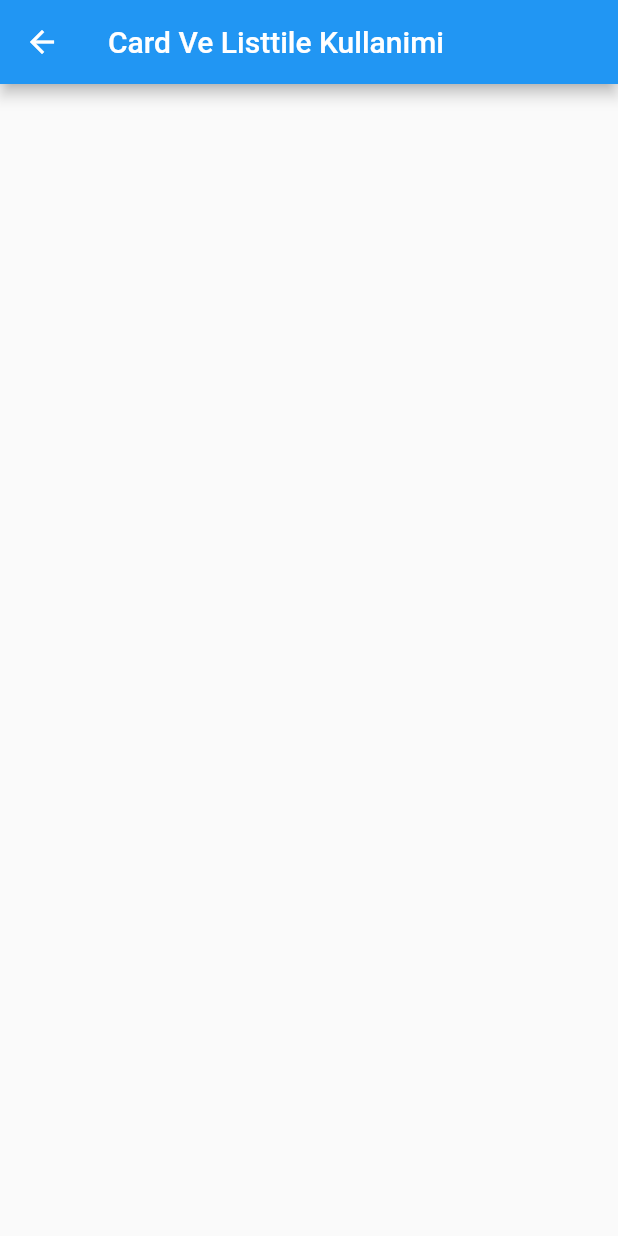
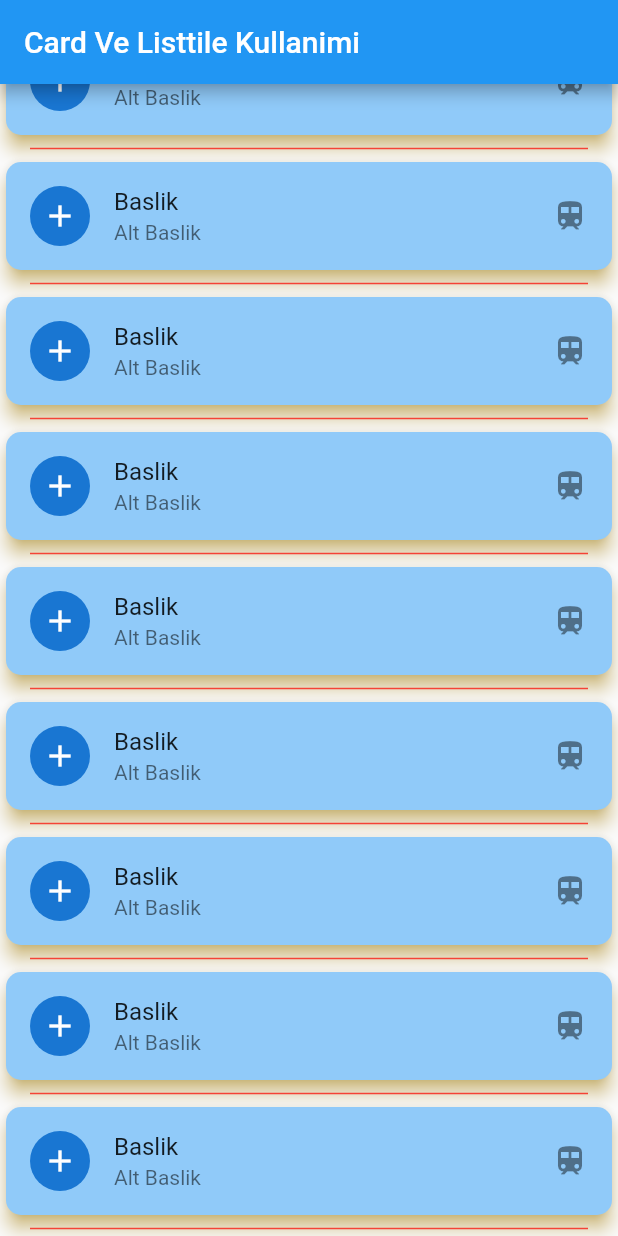
Before and after one commit to tahaturan/flutter_basis_widget_3, a Flutter app: the CardveListtileKullanimi screen opened directly, on a phone screen of 412 x 824 dp. Run offline on Flutter 3.47's test engine with Material 2 defaults, Android fonts, the phone set to English and light mode, and no system bars.

Commit message:
card ve listtile Kullanimi

```diff
--- a/lib/views/card_listtile.dart
+++ b/lib/views/card_listtile.dart
@@ -9,7 +9,86 @@
       appBar: AppBar(
         title: const Text("Card Ve Listtile Kullanimi"),
       ),
-      body: Container(),
+      body: Center(
+        child: ListView(
+          reverse: true, //*tersten siralar elemanlari
+
+          children: [
+            Column(
+              children: [
+                myCard(),
+                myCard(),
+                myCard(),
+                myCard(),
+                myCard(),
+                myCard(),
+                myCard(),
+                myCard(),
+                myCard(),
+                myCard(),
+              ],
+            ),
+            IconButton(
+              onPressed: () {},
+              icon: const Icon(Icons.access_alarms_sharp),
+            ),
+            const Text(
+                "Aralarindaki fark ListView yapisi bizden children yapida elemanlar bekliyor bu sekilde yenide ekleyebiliriz"),
+          ],
+        ),
+      ),
+    );
+  }
+
+  SingleChildScrollView singleChildScroll() {
+    return SingleChildScrollView(
+      child: Column(
+        children: [
+          myCard(),
+          myCard(),
+          myCard(),
+          myCard(),
+          myCard(),
+          myCard(),
+          myCard(),
+          myCard(),
+          myCard(),
+          myCard(),
+          myCard(),
+        ],
+      ),
+    );
+  }
+
+  Column myCard() {
+    return Column(
+      children: [
+        Card(
+          color: Colors.blue[200],
+          shadowColor: Colors.amber,
+          elevation: 5,
+          shape: RoundedRectangleBorder(
+            borderRadius: BorderRadius.circular(10),
+          ),
+          child: const ListTile(
+            leading: CircleAvatar(child: Icon(Icons.add)),
+            title: Text("Baslik"),
+            subtitle: Text("Alt Baslik"),
+            trailing: Icon(Icons.train),
+          ),
+        ),
+        const Divider(
+          //*iki eleman arasini bolen cizgi
+          color: Colors.red,
+          thickness: 1,
+          height: 10,
+          indent: 20, //*soldan bosluk
+          endIndent: 20, //*sagdan bosluk
+        )
+      ],
     );
   }
 }
+
+//! Bu yapilar performans Dostu Yapilar degildir cinku herbir eleman hafizada yer tutar az elemaniniz varsa kullanilirsaniz olur ama cok daha buyuk miktarda elemaniniz varsa kullmak pek dogru degildir
+//! Mantik su seilde olmali sadece ekranda gorunenler listelesin seklinde digerleride ekrana geldikce olustulsun olmali
```
Also changed, not shown: lib/main.dart (+9 -11 lines), lib/views/my_home_page.dart (added, +29 -0 lines), lib/widgets/sayfa_gecis_button.dart (added, +30 -0 lines).
